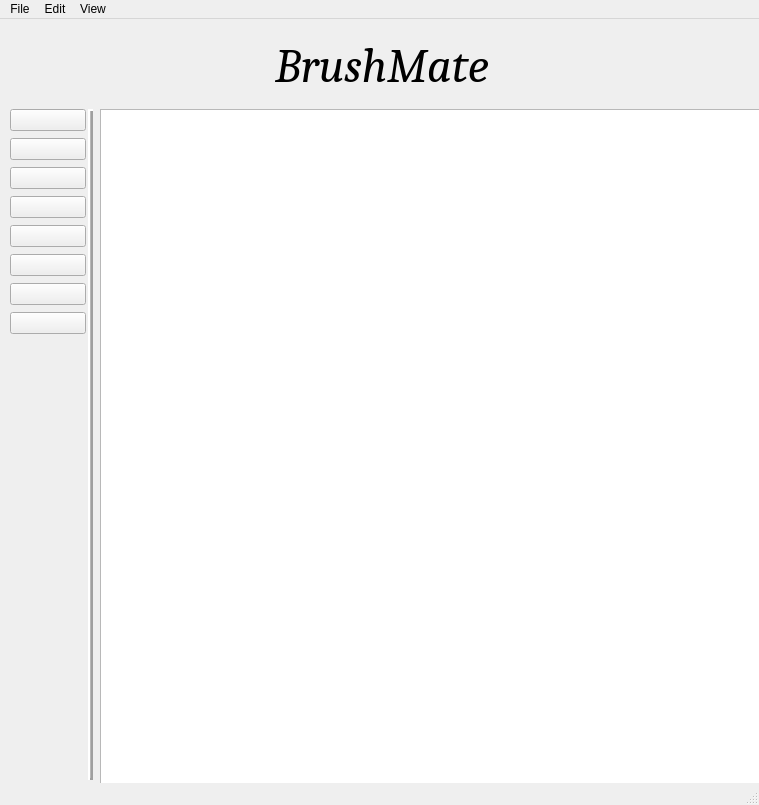
Above: BrushMateTM.ui from dosa15/BrushMate before the change. Below: the same form after it.
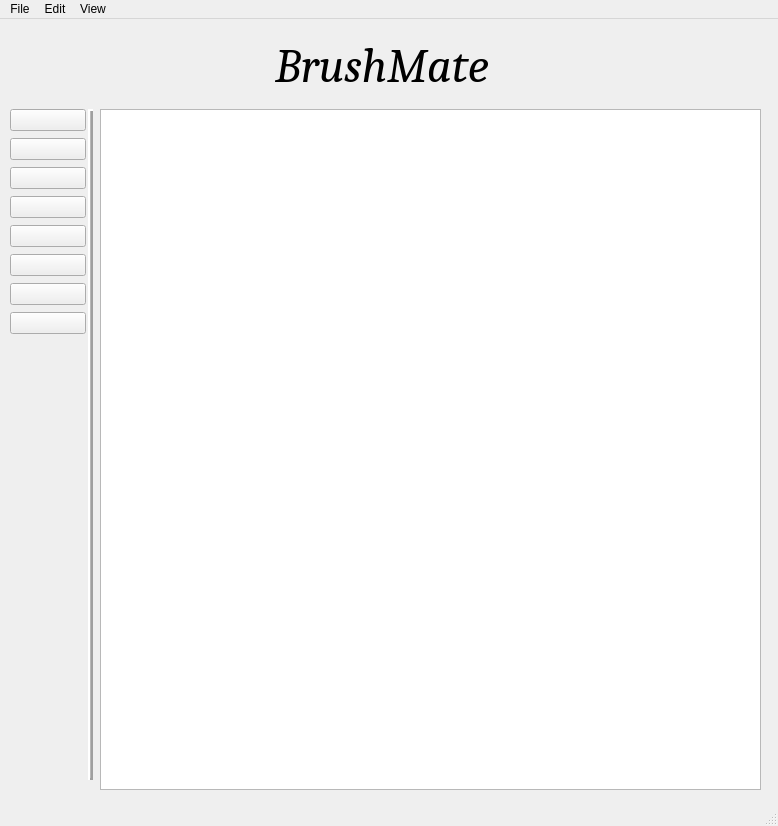
That is the form after the change. Icons and pictures are not drawn.

Commit message: clyv commit saturday

```diff
--- a/BrushMateTM.ui
+++ b/BrushMateTM.ui
@@ -6,8 +6,8 @@
    <rect>
     <x>0</x>
     <y>0</y>
-    <width>759</width>
-    <height>805</height>
+    <width>778</width>
+    <height>826</height>
    </rect>
   </property>
   <property name="windowTitle">
@@ -350,8 +350,8 @@
     <rect>
      <x>0</x>
      <y>0</y>
-     <width>759</width>
-     <height>22</height>
+     <width>778</width>
+     <height>26</height>
     </rect>
    </property>
    <widget class="QMenu" name="menuFile">
```
The commit also changes 1 other file.
